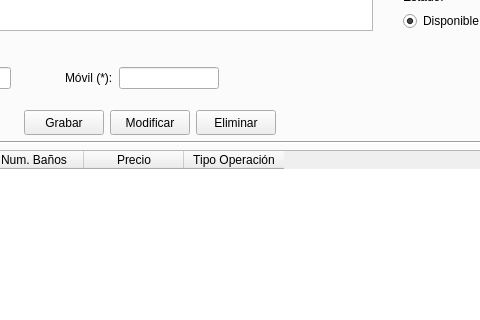
First picture: the form in templates/venPrincipal.ui, repository BuaTeijeiro/ProyectoDI, before the edit; both pictures show x 437 to 917 and y 303 to 623 of the 1174 by 769 pixel window.
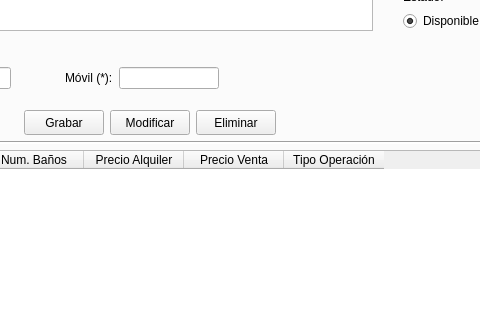
Second picture: the form after the edit. Icons and pictures are not drawn.

Diff of the .ui file:
```diff
--- a/templates/venPrincipal.ui
+++ b/templates/venPrincipal.ui
@@ -2083,7 +2083,12 @@
           </column>
           <column>
            <property name="text">
-            <string>Precio</string>
+            <string>Precio Alquiler</string>
+           </property>
+          </column>
+          <column>
+           <property name="text">
+            <string>Precio Venta</string>
            </property>
           </column>
           <column>
```
